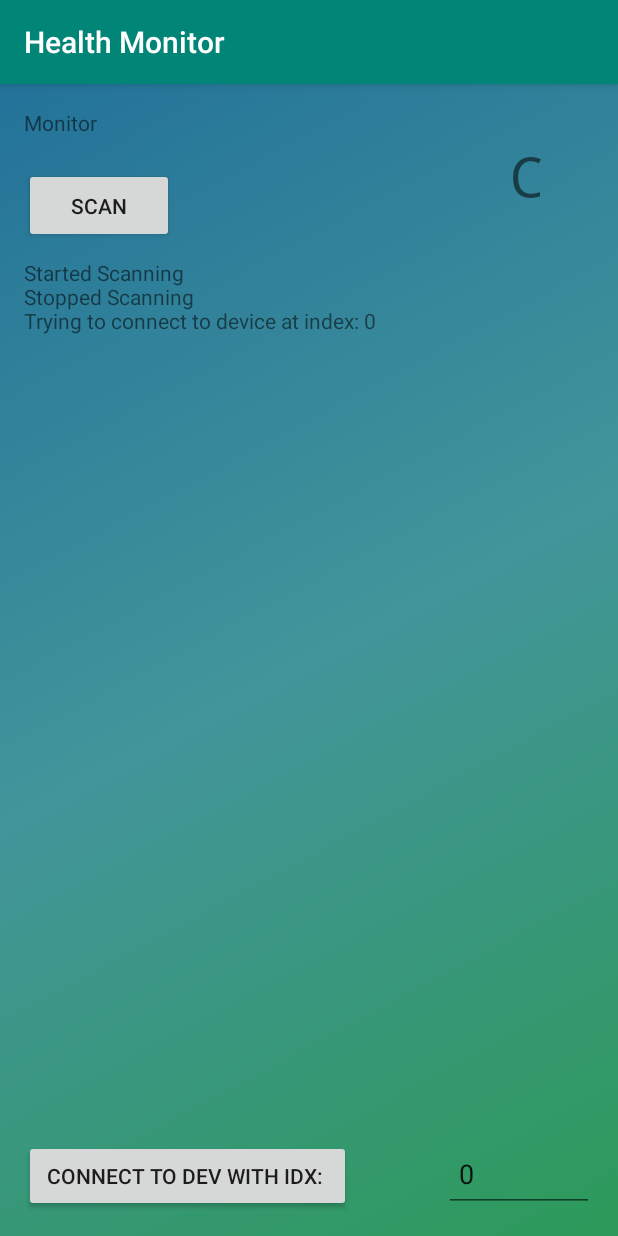
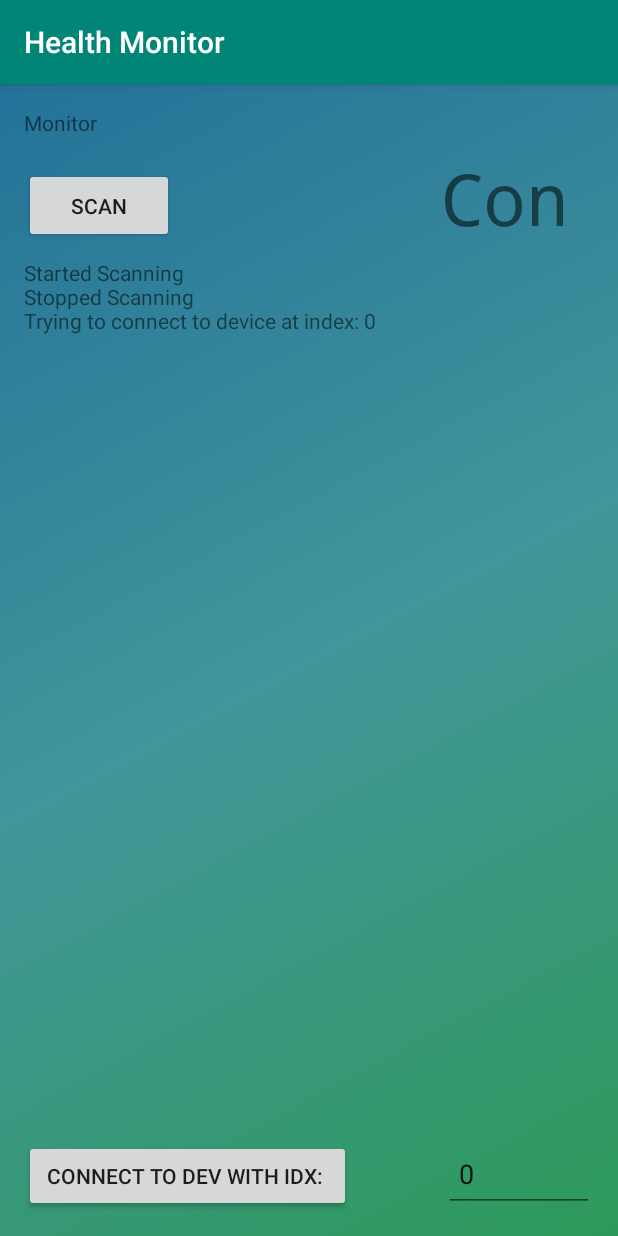
Before and after one commit to michaldurinik/Health-Monitor-Android-and-Arduino, an Android app: the MonitorActivity screen opened directly, with no data from a screen before it, after a tap on "CONNECT TO DEV WITH IDX:", on a phone screen of 412 x 824 dp. Run offline under Robolectric (Android 15) with nearby library versions, the phone set to English and light mode, and no system bars; 5 statements that could not run were skipped; 2 other taps on this screen came first.

Commit message:
cosmetic changes to monitor activity

```diff
--- a/code/HealthMonitorApp/app/src/main/java/ie/dcu/healthmonitor/MonitorActivity.java
+++ b/code/HealthMonitorApp/app/src/main/java/ie/dcu/healthmonitor/MonitorActivity.java
@@ -273,7 +273,7 @@ public class MonitorActivity extends AppCompatActivity {
 //                }
 //            });
 
-            displayGattServices(bluetoothGatt.getServices());
+            //displayGattServices(bluetoothGatt.getServices());
             BluetoothGattCharacteristic characteristic =
                     gatt.getService(HEART_RATE_SERVICE_UUID)
                             .getCharacteristic(HEART_RATE_MEASUREMENT_CHAR_UUID);
@@ -349,7 +349,7 @@ public class MonitorActivity extends AppCompatActivity {
     public void startScanning() {
         Log.d(TAG, "start scanning");
         bleScanning = true;
-        HRM.setText("81");
+        HRM.setText("00");
         deviceIndex = 0;
         devicesDiscovered.clear();
         peripheralTextView.setText("");
@@ -386,8 +386,8 @@ public class MonitorActivity extends AppCompatActivity {
     }
 
     public void connectToDeviceSelected() {
-        HRM.setText("C");
-        Log.d(TAG,"C");
+        HRM.setText("Con");
+        Log.d(TAG,"Con");
         peripheralTextView.append("Trying to connect to device at index: " + deviceIndexInput.getText() + "\n");
         int deviceSelected = Integer.parseInt(deviceIndexInput.getText().toString());
         bluetoothGatt = devicesDiscovered.get(deviceSelected).connectGatt(this, false, bleGattCallback);
--- a/code/HealthMonitorApp/app/src/main/res/layout/activity_monitor.xml
+++ b/code/HealthMonitorApp/app/src/main/res/layout/activity_monitor.xml
@@ -19,8 +19,8 @@
 
     <TextView
         android:id="@+id/HRM"
-        android:layout_width="90dp"
-        android:layout_height="90dp"
+        android:layout_width="120dp"
+        android:layout_height="120dp"
         android:layout_alignParentTop="true"
         android:layout_alignParentRight="true"
         android:layout_marginTop="0dp"
@@ -28,7 +28,7 @@
         android:fontFamily="monospace"
         android:gravity="center"
         android:text="HRM"
-        android:textSize="36sp"
+        android:textSize="48sp"
         android:typeface="monospace" />
 
     <Button
```
